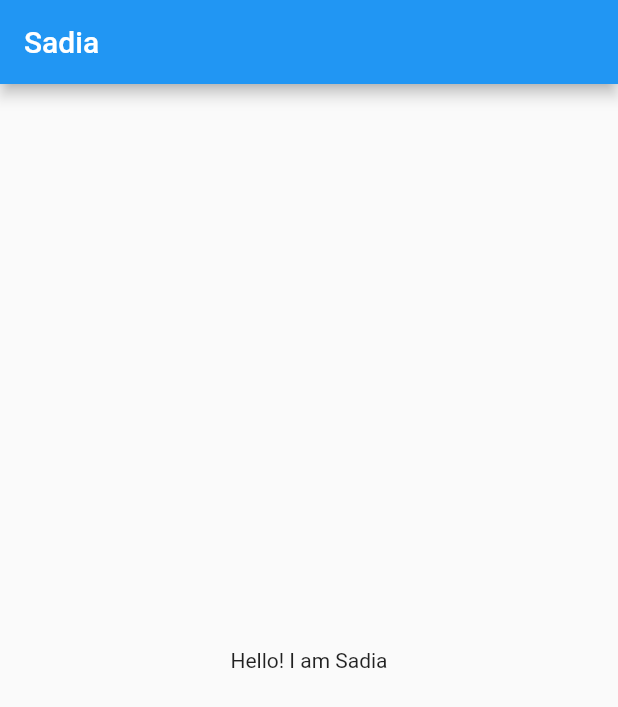
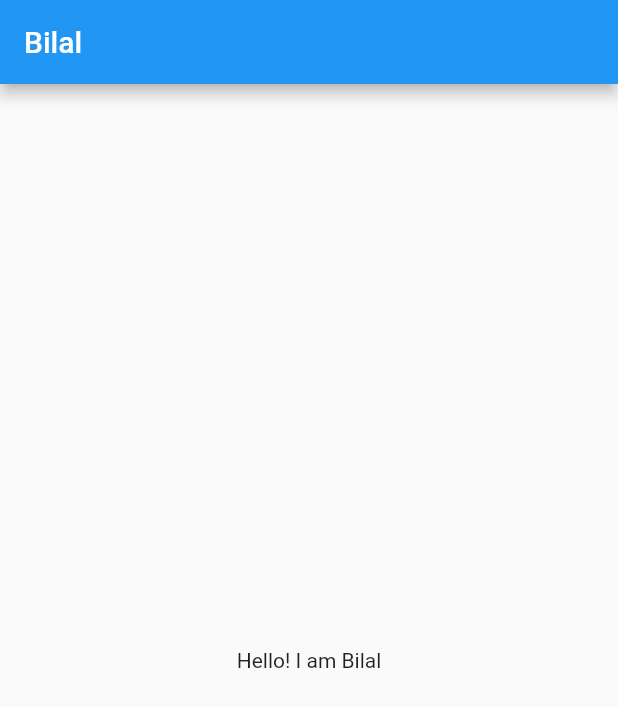
Before and after one commit to zeeshan564/flutter-interns-summers-23, a Flutter app: the screen it shows after launch, on a phone screen of 412 x 824 dp. Shown: the top 707 px of the screen. Run offline on Flutter 3.47's test engine with Material 2 defaults, Android fonts, the phone set to English and light mode, and no system bars.

Commit message:
Add "Bilal" as centered text in scaffold widget.

```diff
--- /dev/null
+++ b/lib/assesment_1/fi_bilal.dart
@@ -0,0 +1,17 @@
+import 'package:flutter/material.dart';
+
+class FIBilal extends StatelessWidget {
+  const FIBilal({super.key});
+
+  @override
+  Widget build(BuildContext context) {
+    return Scaffold(
+      appBar: AppBar(
+        title: const Text("Bilal"),
+      ),
+      body: const Center(
+        child: Text("Hello! I am Bilal"),
+      ),
+    );
+  }
+}
--- a/lib/main.dart
+++ b/lib/main.dart
@@ -1,5 +1,5 @@
 import 'package:flutter/material.dart';
-import 'package:flutter_interns/assesment_1/fi_sadia.dart';
+import 'assesment_1/fi_bilal.dart';
 
 void main(List<String> args) {
   runApp(const MyApp());
@@ -11,7 +11,7 @@ class MyApp extends StatelessWidget {
   @override
   Widget build(BuildContext context) {
     return const MaterialApp(
-      home: FIASadia(),
+      home: FIBilal(),
     );
   }
 }
```
